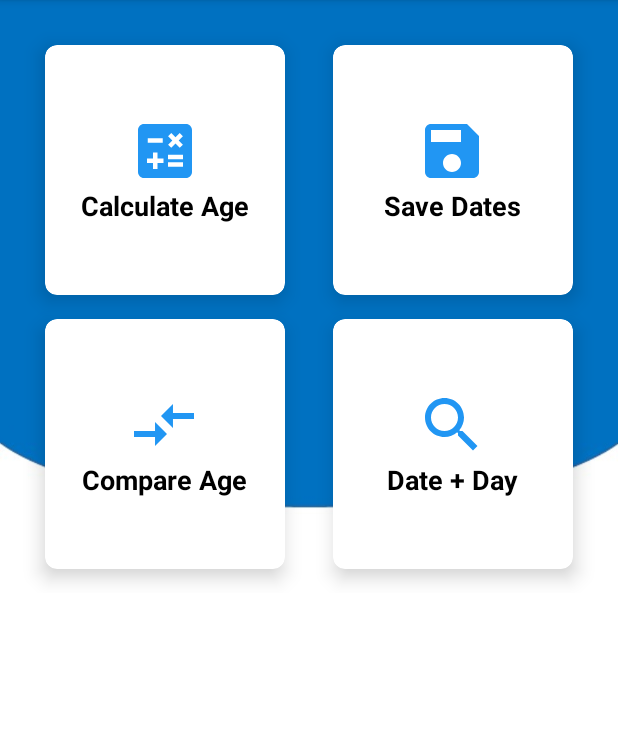
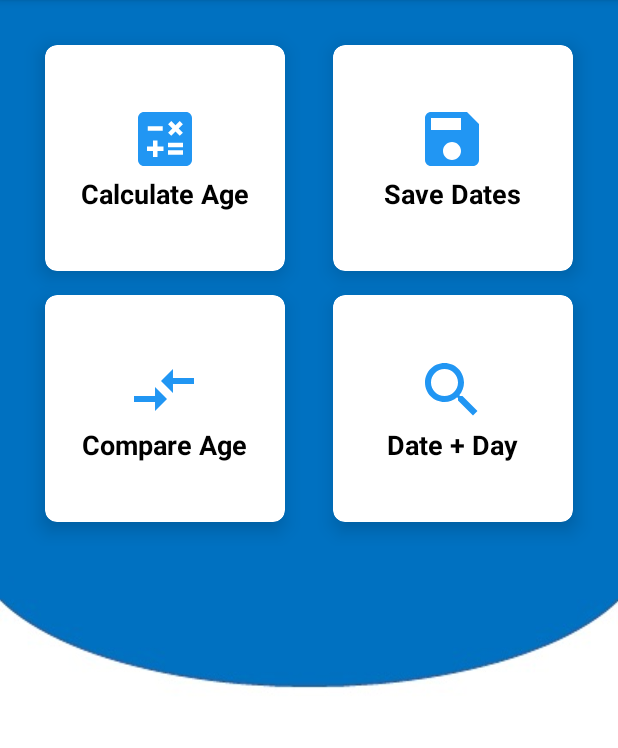
Before and after one commit to ImranChowdhuryFahim/Age-Calculator, an Android app: the screen it shows after launch (MainActivity), on a phone screen of 412 x 824 dp, the part 84-832 px from its top. Run offline under Robolectric (Android 15) with nearby library versions, the phone set to English and light mode, and no system bars; our stand-ins replace AdMob; 4 statements that could not run were skipped.

Commit message:
made the dashboard scrollable and disabled default dark settings

```diff
--- a/app/src/main/java/com/brainfluence/agecalculator/MainActivity.java
+++ b/app/src/main/java/com/brainfluence/agecalculator/MainActivity.java
@@ -2,6 +2,7 @@ package com.brainfluence.agecalculator;
 
 import androidx.appcompat.app.AlertDialog;
 import androidx.appcompat.app.AppCompatActivity;
+import androidx.appcompat.app.AppCompatDelegate;
 import androidx.cardview.widget.CardView;
 
 import android.content.DialogInterface;
@@ -26,6 +27,7 @@ public class MainActivity extends AppCompatActivity {
     protected void onCreate(Bundle savedInstanceState) {
         super.onCreate(savedInstanceState);
         setContentView(R.layout.activity_main);
+        AppCompatDelegate.setDefaultNightMode(AppCompatDelegate.MODE_NIGHT_NO);
         MobileAds.initialize(this, new OnInitializationCompleteListener() {
             @Override
             public void onInitializationComplete(InitializationStatus initializationStatus) {
--- a/app/src/main/java/com/brainfluence/agecalculator/SplashActivity.java
+++ b/app/src/main/java/com/brainfluence/agecalculator/SplashActivity.java
@@ -1,6 +1,7 @@
 package com.brainfluence.agecalculator;
 
 import androidx.appcompat.app.AppCompatActivity;
+import androidx.appcompat.app.AppCompatDelegate;
 
 import android.content.Intent;
 import android.os.Bundle;
@@ -12,6 +13,7 @@ public class SplashActivity extends AppCompatActivity {
     protected void onCreate(Bundle savedInstanceState) {
         super.onCreate(savedInstanceState);
         setContentView(R.layout.activity_splash);
+        AppCompatDelegate.setDefaultNightMode(AppCompatDelegate.MODE_NIGHT_NO);
         new CountDownTimer(2000, 1000) {
             @Override
             public void onFinish() {
--- a/app/src/main/res/layout/activity_main.xml
+++ b/app/src/main/res/layout/activity_main.xml
@@ -1,18 +1,20 @@
 <?xml version="1.0" encoding="utf-8"?>
-<RelativeLayout
-    xmlns:android="http://schemas.android.com/apk/res/android"
+<ScrollView xmlns:android="http://schemas.android.com/apk/res/android"
     xmlns:app="http://schemas.android.com/apk/res-auto"
     xmlns:tools="http://schemas.android.com/tools"
+    android:layout_width="match_parent"
     android:layout_height="match_parent"
-    android:layout_width="match_parent"
-    tools:context=".MainActivity"
-    android:background="@drawable/bg">
+    tools:context=".MainActivity">
+
+
+
     <LinearLayout
-
         android:orientation="vertical"
-        android:weightSum="15"
+        android:background="@drawable/bg"
+        android:weightSum="25"
         android:layout_width="match_parent"
         android:layout_height="match_parent">
+
 
 
         <GridLayout
@@ -219,4 +221,5 @@
         </GridLayout>
 
     </LinearLayout>
-</RelativeLayout>
+
+</ScrollView>
```
